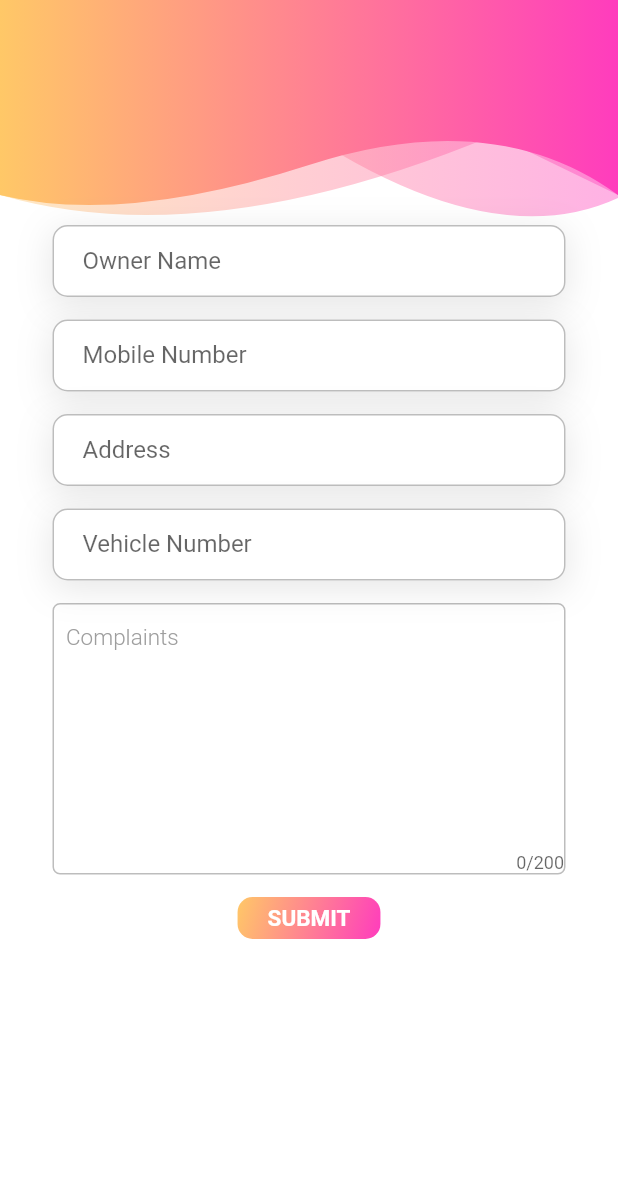
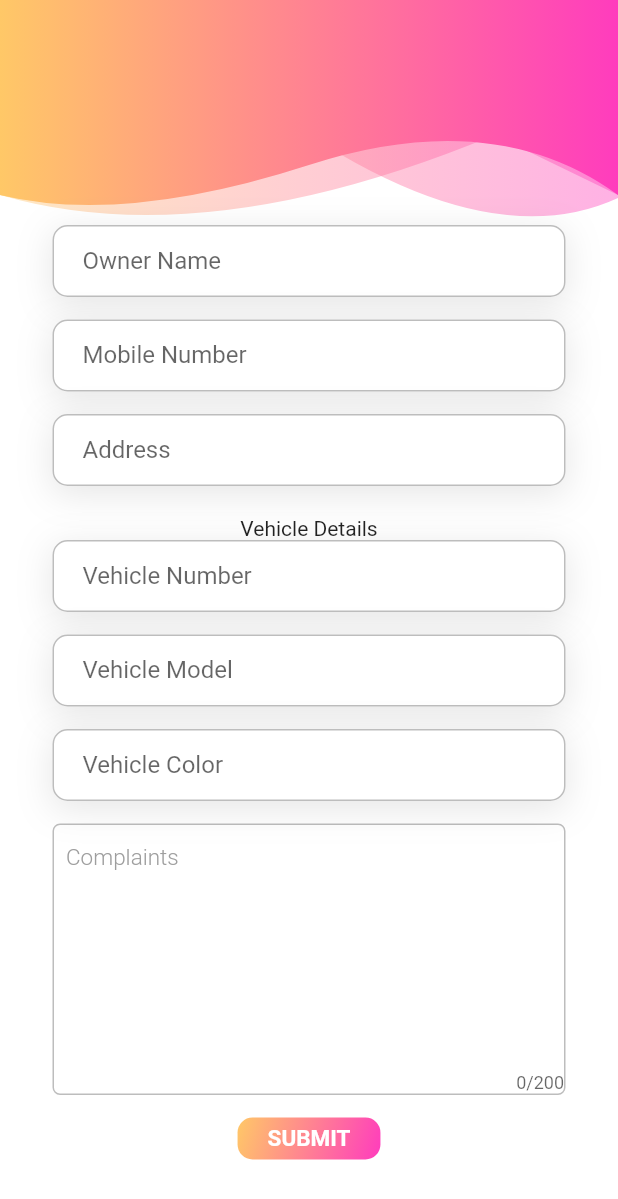
Before and after one commit to Riyasv98/dr_mech, a Flutter app: the CarDetailsPage screen opened directly, on a phone screen of 412 x 824 dp. Shown: the top 1199 px of the screen. Run offline on Flutter 3.47's test engine with Material 2 defaults, Android fonts, the light colour scheme and no system bars; our stand-ins replace flutter_easyloading, font_awesome_flutter, hexcolor, motion_toast, shared_preferences; accounts and stored records are empty.

Commit message:
some edit

```diff
--- a/lib/pages/car_details_screen.dart
+++ b/lib/pages/car_details_screen.dart
@@ -72,12 +72,47 @@ class _CarDetailsPageState extends State<CarDetailsPage>{
                           ),
                           decoration: ThemeHelper().inputBoxDecorationShaddow(),
                         ),
-                        SizedBox(height: 15.0),
+                        SizedBox(height: 20.0),
+                        Text("Vehicle Details",
+                        ),
+
                         Container(
                           child: TextFormField(
                             decoration: ThemeHelper().textInputDecoration(
                                 "Vehicle Number",
                                 "Enter vehicle number"),
+                            // keyboardType: TextInputType.phone,
+                            // validator: (val) {
+                            //   if(!(val!.isEmpty) && !RegExp(r"^(\d+)*$").hasMatch(val)){
+                            //     return "Enter a valid phone number";
+                            //   }
+                            //   return null;
+                            // },
+                          ),
+                          decoration: ThemeHelper().inputBoxDecorationShaddow(),
+                        ),
+                        SizedBox(height: 15.0),
+                        Container(
+                          child: TextFormField(
+                            decoration: ThemeHelper().textInputDecoration(
+                                "Vehicle Model",
+                                "Enter vehicle model"),
+                            // keyboardType: TextInputType.phone,
+                            // validator: (val) {
+                            //   if(!(val!.isEmpty) && !RegExp(r"^(\d+)*$").hasMatch(val)){
+                            //     return "Enter a valid phone number";
+                            //   }
+                            //   return null;
+                            // },
+                          ),
+                          decoration: ThemeHelper().inputBoxDecorationShaddow(),
+                        ),
+                        SizedBox(height: 15.0),
+                        Container(
+                          child: TextFormField(
+                            decoration: ThemeHelper().textInputDecoration(
+                                "Vehicle Color",
+                                "Enter vehicle color"),
                             // keyboardType: TextInputType.phone,
                             // validator: (val) {
                             //   if(!(val!.isEmpty) && !RegExp(r"^(\d+)*$").hasMatch(val)){
```
